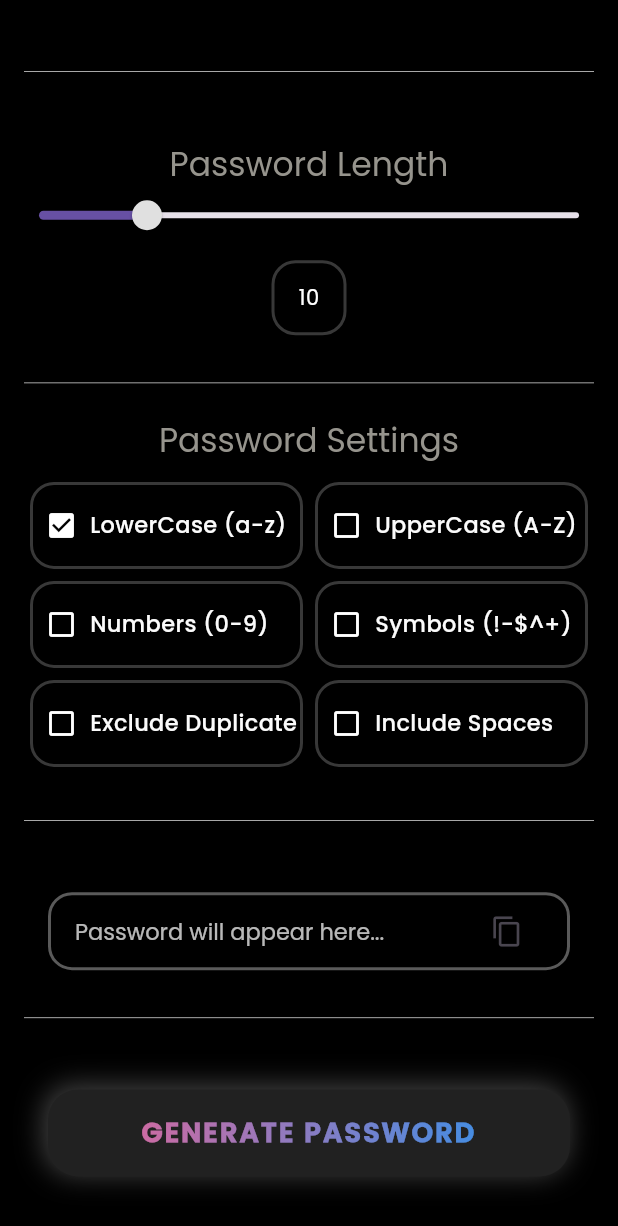
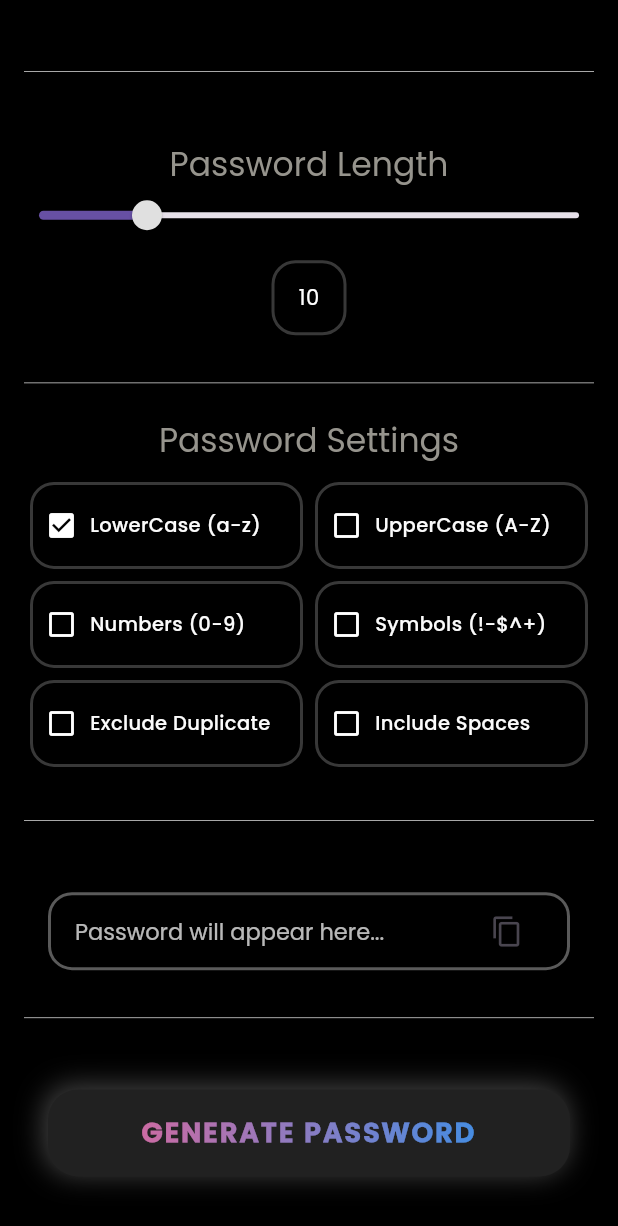
Before and after one commit to sugith10/password-generator, a Flutter app: the screen it shows after launch, on a phone screen of 412 x 824 dp. Shown: the top 1226 px of the screen. Run offline on Flutter 3.47's test engine with Material 3 defaults, Android fonts, the phone set to English and light mode, and no system bars; drawn by our look-alikes of simple_gradient_text; our stand-ins replace animate_do, flutter_bloc.

Commit message:
for playstore

```diff
--- a/lib/features/generate_password/presentation/widget/coustom_check_box.dart
+++ b/lib/features/generate_password/presentation/widget/coustom_check_box.dart
@@ -1,4 +1,3 @@
-import 'dart:developer';
 import 'package:flutter/material.dart';
 import 'package:password_generator/core/const/constants.dart';
 
@@ -22,11 +21,10 @@ class CustomCheckBox extends StatelessWidget {
       ),
       child: InkWell(
         customBorder: RoundedRectangleBorder(
-        borderRadius: BorderRadius.circular(defaultPadding),
+          borderRadius: BorderRadius.circular(defaultPadding),
         ),
         onTap: onChanged,
         child: Container(
-
           width: double.infinity,
           padding: const EdgeInsets.symmetric(
             vertical: defaultPadding,
@@ -40,22 +38,22 @@ class CustomCheckBox extends StatelessWidget {
             ),
             borderRadius: BorderRadius.circular(defaultPadding),
           ),
-          child: Wrap(
+          child: Row(
+            mainAxisAlignment: MainAxisAlignment.start,
             children: [
               const SizedBox(width: defaultPadding / 2),
               Icon(
                 value ? Icons.check_box : Icons.check_box_outline_blank,
-                size:  Theme.of(context).textTheme.titleLarge!.fontSize,
+                size: Theme.of(context).textTheme.titleLarge!.fontSize,
                 color: Colors.white,
               ),
               const SizedBox(width: defaultPadding / 2),
               Text(
                 label,
-                style:  TextStyle(
-                  fontSize:_calculateDescriptionFontSize(screenHeight: height, screenWidth: width),
-                  color: const Color.fromARGB(255, 251, 251, 251),
-                  fontWeight: FontWeight.w500
-                ),
+                style: const TextStyle(
+                    color: Color.fromARGB(255, 251, 251, 251),
+                    fontSize: 13,
+                    fontWeight: FontWeight.w500),
               ),
             ],
           ),
@@ -64,58 +62,3 @@ class CustomCheckBox extends StatelessWidget {
     );
   }
 }
-
-
-double _calculateDescriptionFontSize( {required double screenHeight, required double screenWidth}) {
-
-    double fontSize;
-    if (screenHeight >= 700 &&
-        screenHeight < 750 &&
-        screenWidth >= 320 &&
-        screenWidth < 400) {
-          log('$screenHeight $screenWidth 15');
-      fontSize = 12.0;
-    } else if (screenHeight >= 750 &&
-        screenHeight < 780 &&
-        screenWidth >= 320 &&
-        screenWidth < 410) {
-          log('$screenHeight $screenWidth 16');
-      fontSize = 12.0;
-    } else if (screenHeight >= 780 &&
-        screenHeight < 800 &&
-        screenWidth >= 400 &&
-        screenWidth < 450) {
-          log('$screenHeight $screenWidth 17');
-      fontSize = 12.0;
-    } else if (screenHeight >= 800 &&
-        screenHeight < 820 &&
-        screenWidth >= 400 &&
-        screenWidth < 480) {
-          log('$screenHeight $screenWidth 17.5');
-      fontSize = 12.5;
-    } else if (screenHeight >= 820 &&
-        screenHeight < 850 &&
-        screenWidth >= 380 &&
-        screenWidth < 400) {
-          log('$screenHeight $screenWidth 18');
-      // log('SM A53');
-      fontSize = 12.0;
-    } else if (screenHeight >= 850 &&
-        screenHeight < 900 &&
-        screenWidth >= 410 &&
-        screenWidth < 480) {
-          log('$screenHeight $screenWidth 18');
-      // log('SM M21');
-      fontSize = 12.0;
-    } else if (screenHeight >= 900 && screenWidth >= 390) {
-      fontSize = 25.0;
-      log('$screenHeight $screenWidth 22');
-    } else {
-      fontSize = 15.0;
-      log('$screenHeight $screenWidth 21');
-    }
-
-    fontSize * 0.01;
-
-    return fontSize;
-  }
--- a/lib/main.dart
+++ b/lib/main.dart
@@ -1,6 +1,6 @@
 import 'package:flutter/material.dart';
 import 'package:password_generator/features/generate_password/presentation/pages/splash_page/splash_page.dart';
-import 'package:sizer/sizer.dart';
+
 
 void main() {
   runApp(const MyApp());
@@ -11,9 +11,7 @@ class MyApp extends StatelessWidget {
 
   @override
   Widget build(BuildContext context) {
-    return Sizer(
-      builder: (context, orientation, deviceType) {
-        return MaterialApp(
+    return  MaterialApp(
           debugShowCheckedModeBanner: false,
           title: 'Password Generator',
           theme: ThemeData(
@@ -32,7 +30,6 @@ class MyApp extends StatelessWidget {
           ),
           home: const SplashPage(),
         );
-      }
-    );
+
   }
 }
--- a/pubspec.yaml
+++ b/pubspec.yaml
@@ -19,7 +19,7 @@ dependencies:
   cupertino_icons: ^1.0.2
   flutter_bloc: ^8.1.3
   simple_gradient_text: 1.3.0
-  sizer: ^2.0.15
+
 
 dev_dependencies:
   flutter_test:
```
Also changed, not shown: pubspec.lock.
